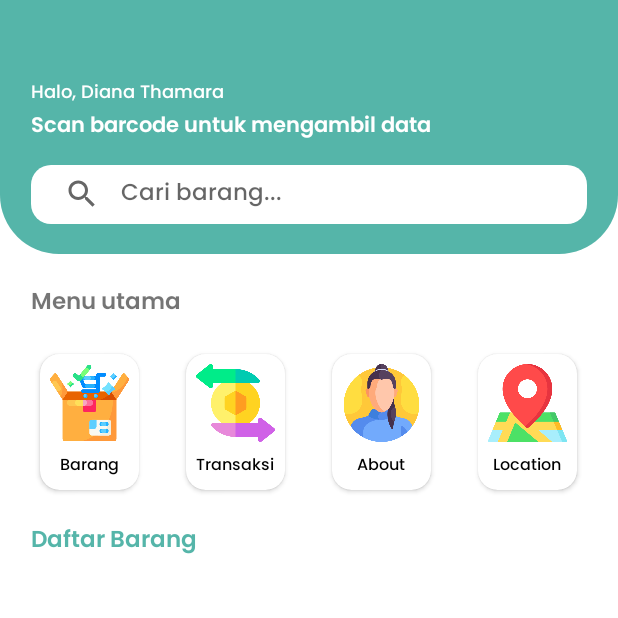
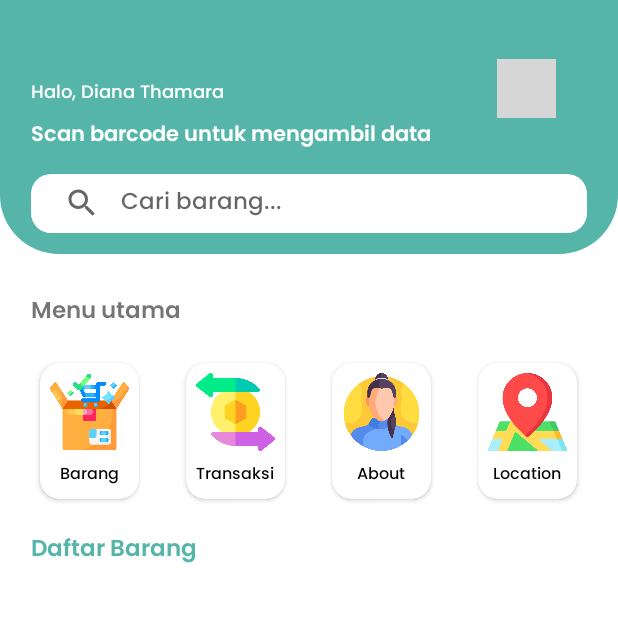
Before and after one commit to KEVINGILBERTTODING/Product-Scanner-Qrcode, an Android app: the DashboardActivity screen opened directly, with no data from a screen before it, on a phone screen of 412 x 824 dp, the top half of it. Run offline under Robolectric (Android 15) with nearby library versions, the phone set to English and light mode, and no system bars; our stand-ins replace CircleImageView, sdp/ssp sizes; pictures from the network do not load; 2 statements that could not run were skipped; grey boxes are pictures that could not be loaded.

Commit message:
added image profile

```diff
--- a/app/src/main/java/com/example/productscanner/DashboardActivity.java
+++ b/app/src/main/java/com/example/productscanner/DashboardActivity.java
@@ -1,4 +1,6 @@
 package com.example.productscanner;
+
+import static com.example.productscanner.Utill.DataApi.BASE_URL;
 
 import androidx.appcompat.app.AlertDialog;
 import androidx.appcompat.app.AppCompatActivity;
@@ -13,11 +15,14 @@ import android.content.SharedPreferences;
 import android.os.Bundle;
 import android.view.View;
 import android.widget.ImageButton;
+import android.widget.ImageView;
 import android.widget.TextView;
 import android.widget.Toast;
 
+import com.bumptech.glide.Glide;
 import com.example.productscanner.Adapter.BarangAdapter;
 import com.example.productscanner.Model.BarangModel;
+import com.example.productscanner.Model.ProfileModel;
 import com.example.productscanner.Utill.DataApi;
 import com.example.productscanner.Utill.InterfaceBarang;
 
@@ -39,6 +44,7 @@ public class DashboardActivity extends AppCompatActivity {
     SearchView searchView;
     SwipeRefreshLayout swipeRefreshLayout;
     TextView tv_username;
+    ImageView img_profile;
 
     @Override
     protected void onCreate(Bundle savedInstanceState) {
@@ -61,6 +67,14 @@ public class DashboardActivity extends AppCompatActivity {
                 swipeRefreshLayout.setRefreshing(false);
             }
         });
+
+        img_profile.setOnClickListener(view ->{
+            startActivity(new Intent(DashboardActivity.this, EditProfile.class));
+        });
+
+        Glide.with(this)
+                .load(BASE_URL + "qrcode/profile_image/chika.png")
+                .into(img_profile);
 
 
 
@@ -211,6 +225,7 @@ public class DashboardActivity extends AppCompatActivity {
         searchView = findViewById(R.id.search_barr);
         swipeRefreshLayout = findViewById(R.id.swipe_refresh);
         tv_username = findViewById(R.id.tvt_1);
+        img_profile = findViewById(R.id.profile_image);
 
         recyclerView = findViewById(R.id.rDashboard);
     }
--- a/app/src/main/res/layout/activity_dashboard.xml
+++ b/app/src/main/res/layout/activity_dashboard.xml
@@ -27,6 +27,7 @@
             android:orientation="vertical">
 
 
+
             <androidx.appcompat.widget.LinearLayoutCompat
                 android:layout_width="match_parent"
                 android:layout_height="wrap_content"
@@ -35,15 +36,42 @@
                 android:layout_marginRight="@dimen/_16sdp"
                 android:orientation="vertical">
 
+                <RelativeLayout
+                    android:layout_width="match_parent"
+                    android:layout_height="wrap_content"
+                    android:orientation="horizontal"
+                    >
+
+
                     <TextView
                         android:id="@+id/tvt_1"
-                    android:layout_width="wrap_content"
+                        android:layout_width="@dimen/_150sdp"
                         android:layout_height="wrap_content"
                         android:layout_marginTop="@dimen/_20sdp"
                         android:fontFamily="@font/popmed"
                         android:text="Halo, Diana Thamara"
                         android:textColor="@color/white"
                         android:textSize="@dimen/_9sdp" />
+
+
+                    <de.hdodenhof.circleimageview.CircleImageView
+                        xmlns:app="http://schemas.android.com/apk/res-auto"
+                        android:id="@+id/profile_image"
+                        android:layout_width="@dimen/_30sdp"
+                        android:layout_height="@dimen/_30sdp"
+                        android:layout_gravity="end"
+                        android:layout_alignParentRight="true"
+                        android:layout_marginRight="@dimen/_16sdp"
+                        android:src="@color/black"
+                        android:layout_marginTop="@dimen/_10sdp"
+
+                        app:civ_border_color="#FFFF"
+                        app:civ_border_width="3dp" />
+
+                </RelativeLayout>
+
+
+
 
                 <TextView
                     android:id="@+id/tvt_2"
```
Lines whose indentation alone changed are shown as unchanged.
